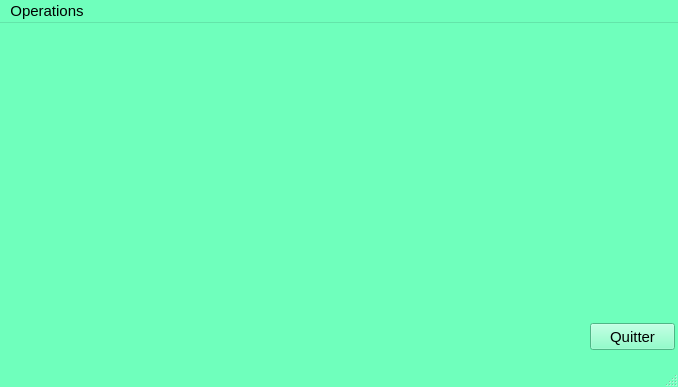
Before: the Qt Designer form Formulaire/formulaire.ui in edwinandradeospino/CplusConsoleQt, drawn with Qt 5.
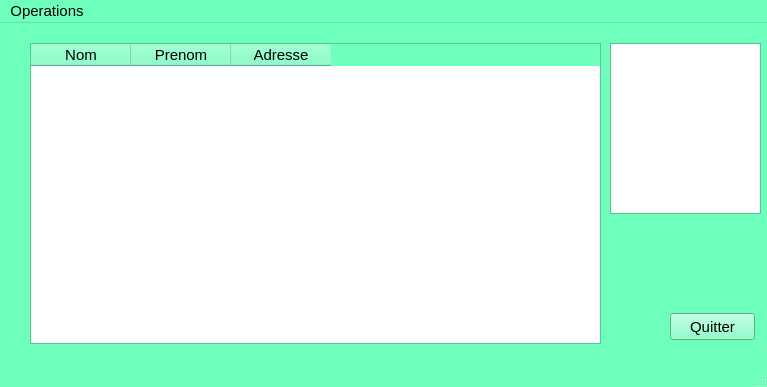
After: the same form once the commit is applied.

Commit message: tous les formulaires fonctionelles souf electeur

```diff
--- a/Formulaire/formulaire.ui
+++ b/Formulaire/formulaire.ui
@@ -6,7 +6,7 @@
    <rect>
     <x>0</x>
     <y>0</y>
-    <width>678</width>
+    <width>767</width>
     <height>387</height>
    </rect>
   </property>
@@ -437,8 +437,8 @@
    <widget class="QPushButton" name="pushButton">
     <property name="geometry">
      <rect>
-      <x>590</x>
-      <y>300</y>
+      <x>670</x>
+      <y>290</y>
       <width>85</width>
       <height>27</height>
      </rect>
@@ -447,13 +447,66 @@
      <string>Quitter</string>
     </property>
    </widget>
+   <widget class="QTableWidget" name="tableWidget">
+    <property name="geometry">
+     <rect>
+      <x>30</x>
+      <y>20</y>
+      <width>571</width>
+      <height>301</height>
+     </rect>
+    </property>
+    <property name="alternatingRowColors">
+     <bool>true</bool>
+    </property>
+    <property name="selectionMode">
+     <enum>QAbstractItemView::SingleSelection</enum>
+    </property>
+    <property name="selectionBehavior">
+     <enum>QAbstractItemView::SelectRows</enum>
+    </property>
+    <column>
+     <property name="text">
+      <string>Nom</string>
+     </property>
+     <property name="textAlignment">
+      <set>AlignHCenter|AlignVCenter|AlignCenter</set>
+     </property>
+    </column>
+    <column>
+     <property name="text">
+      <string>Prenom</string>
+     </property>
+     <property name="textAlignment">
+      <set>AlignHCenter|AlignVCenter|AlignCenter</set>
+     </property>
+    </column>
+    <column>
+     <property name="text">
+      <string>Adresse</string>
+     </property>
+     <property name="textAlignment">
+      <set>AlignHCenter|AlignVCenter|AlignCenter</set>
+     </property>
+    </column>
+   </widget>
+   <widget class="QTextBrowser" name="textBrowser">
+    <property name="geometry">
+     <rect>
+      <x>610</x>
+      <y>20</y>
+      <width>151</width>
+      <height>171</height>
+     </rect>
+    </property>
+   </widget>
   </widget>
   <widget class="QMenuBar" name="menubar">
    <property name="geometry">
     <rect>
      <x>0</x>
      <y>0</y>
-     <width>678</width>
+     <width>767</width>
      <height>30</height>
     </rect>
    </property>
```
Left out of the diff: 23 changed lines with no effect on the pictures. The commit also changes 83 other files.
